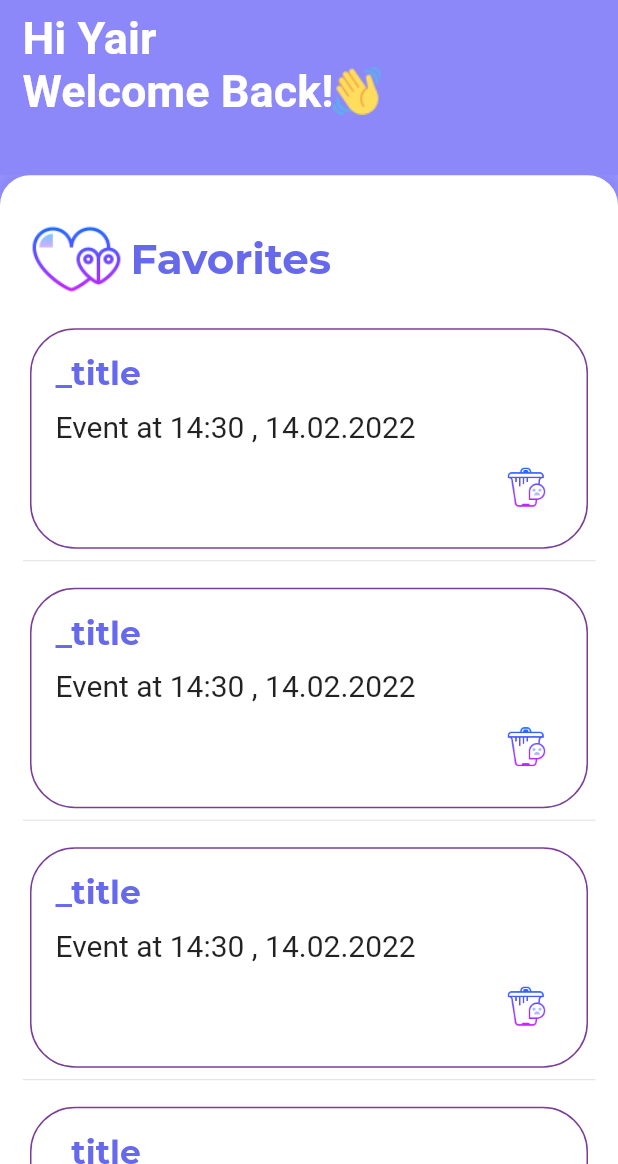
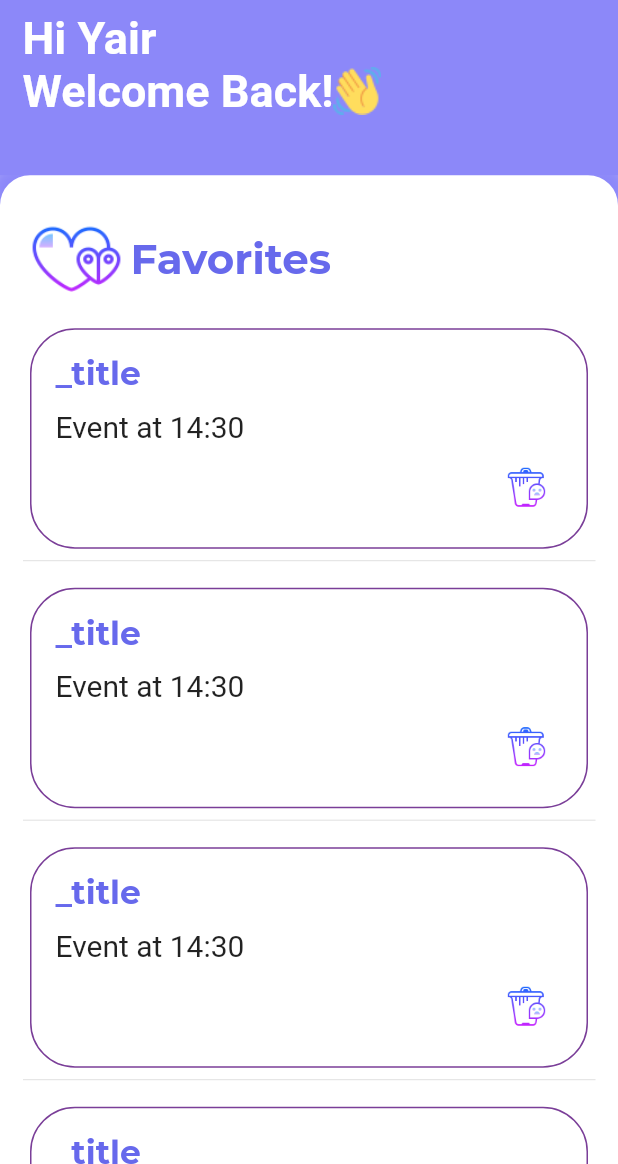
Before and after one commit to Technion236272/2022a-StudentHub, a Flutter app: the FavoritesPage screen opened directly, on a phone screen of 412 x 824 dp, the part 72-1236 px from its top. Run offline on Flutter 3.47's test engine with Material 2 defaults, Android fonts, the phone set to English and light mode, and no system bars; our stand-ins replace badges, cloud_firestore, connectivity, firebase_auth, firebase_core, flutter_local_notifications and 5 more; accounts and stored records are empty; Roboto replaces fonts that are missing (Quicksand-Bold.ttf).

Commit message:
Complete UI design for the starred ticket page #15

```diff
--- a/lib/FavoritesPage.dart
+++ b/lib/FavoritesPage.dart
@@ -131,9 +131,8 @@ class _FavoritesPage extends State<FavoritesPage> {
 class favoriteTicket extends StatefulWidget {
   final String _time;
   final String _title;
-  final String _date;
 
-  const favoriteTicket(this._title, this._time, this._date, {Key? key})
+  const favoriteTicket(this._title, this._time,  {Key? key})
       : super(key: key);
 
   @override
@@ -169,7 +168,7 @@ class _favoriteTicketState extends State<favoriteTicket> {
             height: 10,
           ),
           Text(
-            "Event at " + widget._time + " , " + widget._date,
+            "Event at " + widget._time ,
             style: TextStyle(fontSize: 20),
           ),
           SizedBox(
@@ -190,7 +189,7 @@ class _favoriteTicketState extends State<favoriteTicket> {
 Widget getfavoriteTickets() {
   return ListView.separated(
     itemBuilder: (context, i) {
-      return favoriteTicket("_title", "14:30", "14.02.2022");
+      return favoriteTicket("_title", "14:30");
     },
     itemCount: 10,separatorBuilder: (BuildContext context, int index) => const Divider(),
   );
```
Also changed, not shown: lib/CatogryHomePage.dart (+5 -8 lines), pubspec.lock, 2 other files.
